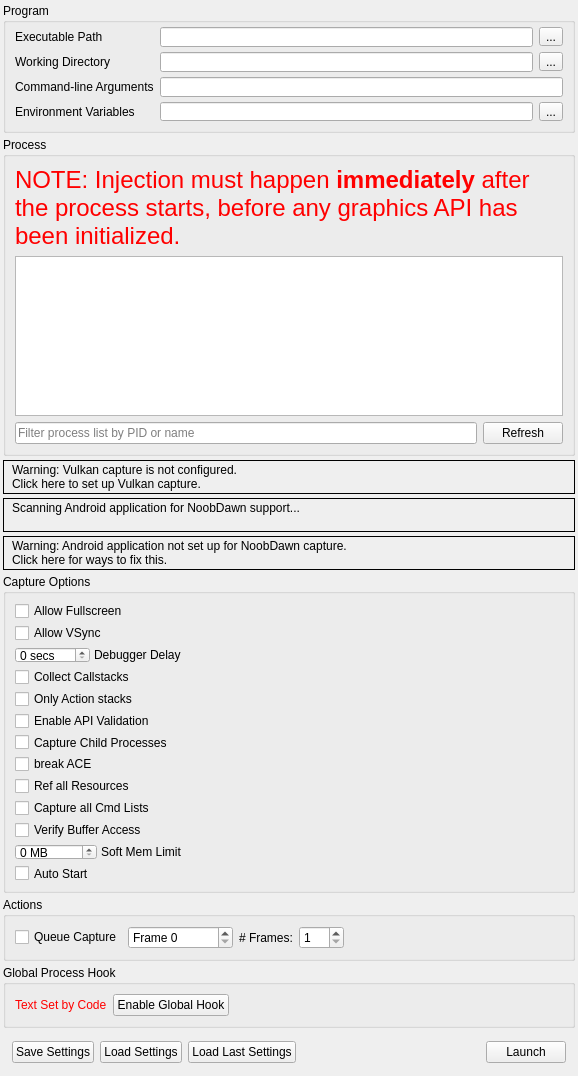
Above: qnoobdawn/Windows/Dialogs/CaptureDialog.ui from noobdawn/renderdoc before the change. Below: the same form after it.
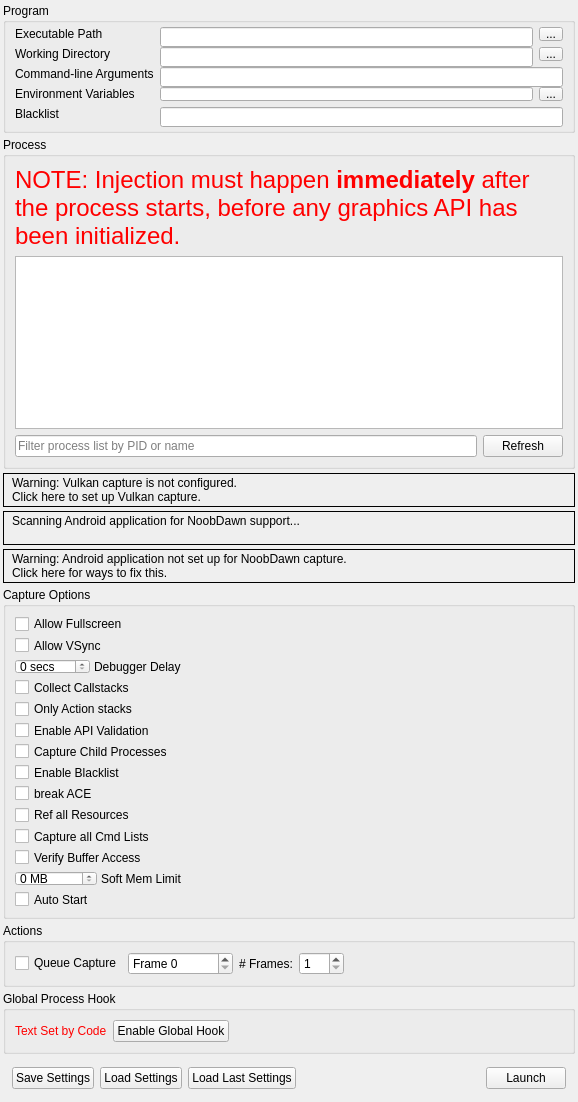
That is the form after the change. Icons and pictures are not drawn. Custom widgets are drawn as their Qt base class.

Commit message: add process hook blacklist for child processes

Diff of the .ui file:
```diff
--- a/qnoobdawn/Windows/Dialogs/CaptureDialog.ui
+++ b/qnoobdawn/Windows/Dialogs/CaptureDialog.ui
@@ -169,6 +169,29 @@
         </property>
        </widget>
       </item>
+      <item row="4" column="0">
+       <widget class="QLabel" name="blacklistLabel">
+        <property name="toolTip">
+         <string>Child processes with names on the blacklist will not be hooked into</string>
+        </property>
+        <property name="text">
+         <string>Blacklist</string>
+        </property>
+       </widget>
+      </item>
+      <item row="4" column="2" colspan="2">
+       <widget class="RDLineEdit" name="blacklist">
+        <property name="minimumSize">
+         <size>
+          <width>0</width>
+          <height>20</height>
+         </size>
+        </property>
+        <property name="toolTip">
+         <string>If the process name of the child process is on the blacklist, it will not attempt to hook.&#10;If multiple process names are added to the blacklist, please use a semicolon as a separator.</string>
+        </property>
+       </widget>
+      </item>
      </layout>
     </widget>
    </item>
@@ -499,6 +522,16 @@
         </property>
        </widget>
       </item>
+      <item>
+       <widget class="QCheckBox" name="EnableBlackList">
+        <property name="toolTip">
+         <string>Enable the process blacklist when capturing child processes - child processes with names on the blacklist will not be hooked into</string>
+        </property>
+        <property name="text">
+         <string>Enable Blacklist</string>
+        </property>
+       </widget>
+      </item>
       <item>
        <widget class="QCheckBox" name="BreakACE">
         <property name="toolTip">
```
The commit also changes 26 other files.
